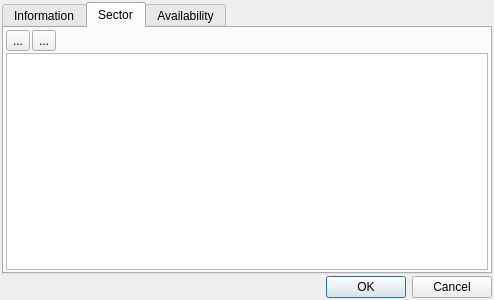
Qt form b6p/dlgemployee.ui (diegowald/b6p) before a commit.
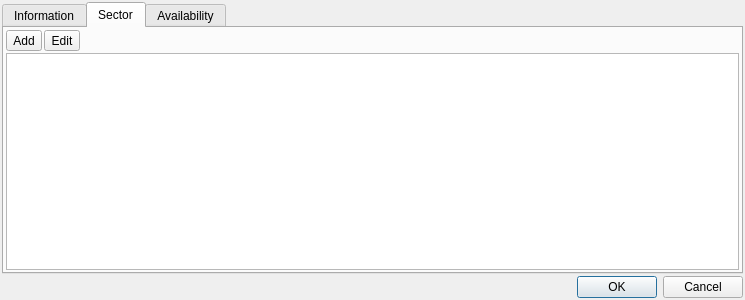
The same form after that commit. Custom widgets are drawn as their Qt base class.

```diff
--- a/b6p/dlgemployee.ui
+++ b/b6p/dlgemployee.ui
@@ -6,7 +6,7 @@
    <rect>
     <x>0</x>
     <y>0</y>
-    <width>494</width>
+    <width>745</width>
     <height>300</height>
    </rect>
   </property>
@@ -132,14 +132,14 @@
            <item row="0" column="1">
             <widget class="QToolButton" name="toolButton_2">
              <property name="text">
-              <string>...</string>
+              <string>Edit</string>
              </property>
             </widget>
            </item>
            <item row="0" column="0">
             <widget class="QToolButton" name="toolButton">
              <property name="text">
-              <string>...</string>
+              <string>Add</string>
              </property>
             </widget>
            </item>
```
Left out of the diff: 4 changed lines with no effect on the pictures.
